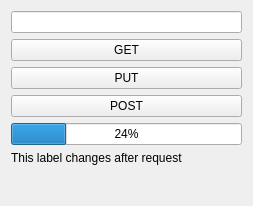
This is Plugins/org.mitk.gui.qt.client/src/internal/QmitkClientView.ui in MITK/MITK as Qt 5 draws it before an edit. The edited form follows.
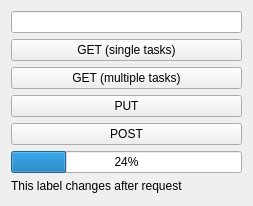
This is the edited form.

Diff of the .ui file:
```diff
--- a/Plugins/org.mitk.gui.qt.client/src/internal/QmitkClientView.ui
+++ b/Plugins/org.mitk.gui.qt.client/src/internal/QmitkClientView.ui
@@ -20,7 +20,14 @@
    <item>
     <widget class="QPushButton" name="getPushButton">
      <property name="text">
-      <string>GET</string>
+      <string>GET (single tasks)</string>
+     </property>
+    </widget>
+   </item>
+   <item>
+    <widget class="QPushButton" name="getMultiplePushButton">
+     <property name="text">
+      <string>GET (multiple tasks)</string>
      </property>
     </widget>
    </item>
```
Left out of the diff: 2 changed lines with no effect on the pictures.
